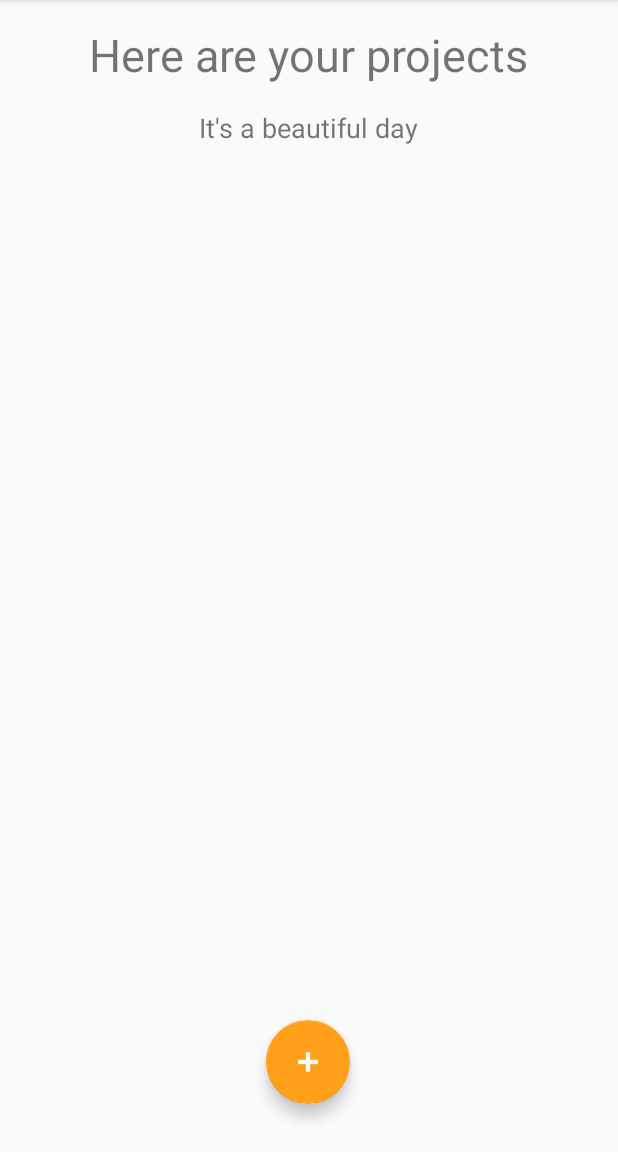
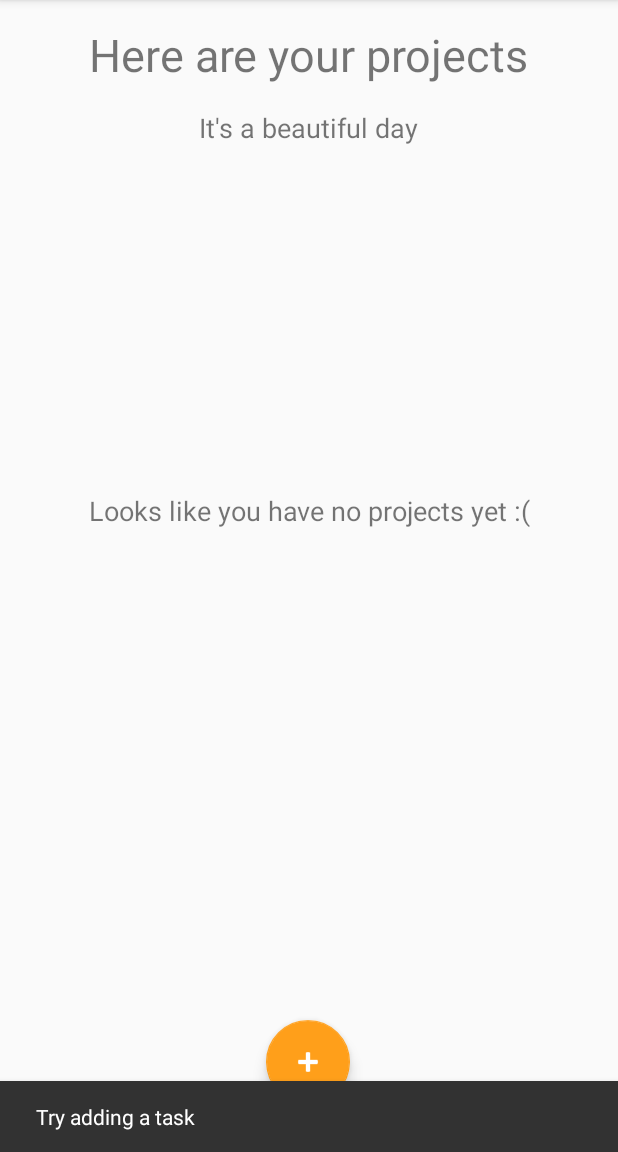
Before and after one commit to poirotTheCodeCat/programManagerA2, an Android app: the CreateProjectFragment screen opened through its navigation route, after a tap on "DONE", on a phone screen of 412 x 824 dp, the part 84-1236 px from its top. Run offline under Robolectric (Android 15) with nearby library versions, the phone set to English and light mode, and no system bars; 1 statement that could not run was skipped.

Commit message:
Updated Create Project Page

```diff
--- a/app/src/main/AndroidManifest.xml
+++ b/app/src/main/AndroidManifest.xml
@@ -13,7 +13,8 @@
             android:name=".MainActivity"
             android:label="@string/app_name"
             android:theme="@style/AppTheme.NoActionBar"
-            android:parentActivityName="com.example.programmanagera2.MainActivity">
+            android:parentActivityName="com.example.programmanagera2.MainActivity"
+            android:windowSoftInputMode="stateVisible|adjustPan">
             <intent-filter>
                 <action android:name="android.intent.action.MAIN" />
 
--- a/app/src/main/java/com/example/programmanagera2/CreateProjectFragment.java
+++ b/app/src/main/java/com/example/programmanagera2/CreateProjectFragment.java
@@ -41,8 +41,7 @@ public class CreateProjectFragment extends Fragment {
 
     public void onViewCreated(@NonNull View view, Bundle savedInstanceState) {
         super.onViewCreated(view, savedInstanceState);
-        //if variables are satisfied then show done button
-        //get date text boxes
+        //get access to widgets
         projectName = (EditText) view.findViewById(R.id.editText_Project_Name);
         dateStart = (EditText) view.findViewById(R.id.editText_Start_Date);
         dateEnd = (EditText) view.findViewById(R.id.editText_End_Date);
@@ -51,8 +50,12 @@ public class CreateProjectFragment extends Fragment {
         personSkillLevel=(SeekBar)view.findViewById(R.id.seekBar_skill_level);
         Button btnPerson = (Button) view.findViewById(R.id.button_add_person);
         personListview =view.findViewById(R.id.listView_people);
+
+        //initialize needed array and adapter for view list
         personList =new ArrayList<>();
         arrayAdapter =new ArrayAdapter<String>(view.getContext(),android.R.layout.simple_list_item_1, personList);
+
+        //get date text boxes
         Calendar calendar = Calendar.getInstance();
         int year = calendar.get(Calendar.YEAR);
         int month = calendar.get(Calendar.MONTH);
@@ -73,12 +76,26 @@ public class CreateProjectFragment extends Fragment {
         view.findViewById(R.id.button_done).setOnClickListener(new View.OnClickListener() {
             @Override
             public void onClick(View view) {
-                NavHostFragment.findNavController(CreateProjectFragment.this)
-                        .navigate(R.id.action_SecondFragment_to_FirstFragment);
+                ArrayList<Person> personArrayList = new ArrayList<Person>();
+                ArrayList<Task> taskArrayList = new ArrayList<Task>();
+
+                //convert
                 for (String s : personList) {
                     //split into [0] Skill, [1] First Name, [2] Last Name
                     String[] splitStr = s.split("\\s+");
+                    int skillLevel = Integer.parseInt(splitStr[0]);
+                    Person newPerson = new Person(0,splitStr[1], splitStr[2], skillLevel);
+                    personArrayList.add(newPerson);
                 }
+                //create new project
+                Project newProject = new Project(0, projectName.getText().toString(), personArrayList,
+                        taskArrayList, dateStart.getText().toString(), dateEnd.getText().toString());
+                //add new project to database
+                Project.insertProject(view.getContext(), newProject);
+
+                //go home
+                NavHostFragment.findNavController(CreateProjectFragment.this)
+                        .navigate(R.id.action_SecondFragment_to_FirstFragment);
             }
         });
     }
--- a/app/src/main/java/com/example/programmanagera2/HomeFragment.java
+++ b/app/src/main/java/com/example/programmanagera2/HomeFragment.java
@@ -13,8 +13,11 @@ import androidx.recyclerview.widget.LinearLayoutManager;
 import androidx.recyclerview.widget.RecyclerView;
 
 import com.google.android.material.floatingactionbutton.FloatingActionButton;
+import com.google.android.material.snackbar.Snackbar;
 
 import java.util.ArrayList;
+
+import static com.example.programmanagera2.Project.*;
 
 public class HomeFragment extends Fragment {
 
@@ -51,13 +54,24 @@ public class HomeFragment extends Fragment {
             public void onClick(View view) {
                 NavHostFragment.findNavController(HomeFragment.this)
                         .navigate(R.id.action_FirstFragment_to_SecondFragment);
-//                Snackbar.make(view, "Project added", Snackbar.LENGTH_LONG)
-//                        .setAction("Action", null).show();
             }
         });
         //see if DB has an projects
-
-        //if not then display empty list text notification
+        ArrayList<Project> projects = getAllProjects(view.getContext());
+        if (projects.isEmpty()){
+            view.findViewById(R.id.textView_no_projects).setVisibility(view.VISIBLE);
+            Snackbar.make(view, "Try adding a task", Snackbar.LENGTH_LONG)
+            .setAction("Action", null).show();
+        } else {
+            //clear list before adding to list
+            projectDataList.clear();
+            projectListAdapter.notifyDataSetChanged();
+            //if there are projects then display them in the list
+            for (Project p : projects) {
+                projectDataList.add(p);
+                projectListAdapter.notifyDataSetChanged();
+            }
+        }
 
         //tasks.getAllTasks(content, projectID)
     }
--- a/app/src/main/java/com/example/programmanagera2/Project.java
+++ b/app/src/main/java/com/example/programmanagera2/Project.java
@@ -18,8 +18,8 @@ public class Project {
     private String project_name;
     private ArrayList<Person> team;
     private ArrayList<Task> tasks;
-    private Date start_date;
-    private Date end_date;
+    private String start_date;
+    private String end_date;
 
     public Project(int id, String name, ArrayList<Person> projectTeam, ArrayList<Task> projectTasks,  String start, String end)   // constructor for the Project Class
     {
@@ -27,15 +27,8 @@ public class Project {
         project_name = name;
         team = projectTeam;
         tasks = projectTasks;
-        try{
-        start_date = new SimpleDateFormat("dd/MM/yyyy").parse(start);
-        end_date = new SimpleDateFormat("dd/MM/yyyy").parse(end);
-        }
-        catch (Exception e)     // if there is an error reading the date then set to current date
-        {
-            start_date = new Date();
-            end_date = new Date();
-        }
+        start_date = start;
+        end_date = end;
     }
 
     // mutators
@@ -51,11 +44,11 @@ public class Project {
         this.team = team;
     }
 
-    public void setStart_date(Date start_date) {
+    public void setStart_date(String start_date) {
         this.start_date = start_date;
     }
 
-    public void setEnd_date(Date end_date) {
+    public void setEnd_date(String end_date) {
         this.end_date = end_date;
     }
 
@@ -72,11 +65,11 @@ public class Project {
         return team;
     }
 
-    public Date getStart_date() {
+    public String getStart_date() {
         return start_date;
     }
 
-    public Date getEnd_date() {
+    public String getEnd_date() {
         return end_date;
     }
 
@@ -93,4 +86,11 @@ public class Project {
         ProjectDataAccess db = new ProjectDataAccess(context);
         db.insertProject(project);
     }
+
+    public static ArrayList<Project> getAllProjects(Context context)
+    {
+        ProjectDataAccess db = new ProjectDataAccess(context);
+        ArrayList<Project> projects = db.getProjects();
+        return projects;
+    }
 }
--- a/app/src/main/java/com/example/programmanagera2/ProjectDataAccess.java
+++ b/app/src/main/java/com/example/programmanagera2/ProjectDataAccess.java
@@ -87,7 +87,7 @@ public class ProjectDataAccess {
             ", " + END_DATE + "TEXT" +");";
 
     public static final String CREATE_TASK_TABLE = "CREATE TABLE " + TASK_TABLE + " (" +
-            TASK_ID + "INTEGER PRIMARY KEY AUTOINCREMENT" +
+            TASK_ID + " INTEGER PRIMARY KEY AUTOINCREMENT" +
             ", " + PROJECT_TASK_ID + " INTEGER NOT NULL" +
             ", " + TASK_DESCRIPTION + " TEXT" +
             ", " + COMPLETE + " INTEGER" +
@@ -351,10 +351,10 @@ public class ProjectDataAccess {
         // insert new project into projects table
         ContentValues cv = new ContentValues();     // create a contentValues object with project info
         cv.put(PROJECT_NAME, project.getProject_name());
-        cv.put(START_DATE, project.getStart_date().toString());
-        cv.put(END_DATE, project.getEnd_date().toString());
+        cv.put(START_DATE, project.getStart_date());
+        cv.put(END_DATE, project.getEnd_date());
 
-        openWriteOnlyDB();
+        this.openWriteOnlyDB();
 
         long row_id = db.insert(PROJECT_TABLE, null, cv);   // insert the project into database
 
@@ -366,7 +366,45 @@ public class ProjectDataAccess {
             insertPerson(project.getTeam().get(i));
         }
 
+        int new_project_id = getLastProjectID();    // get product_id of most recent insert
+
+        insertProjectTeam(project.getTeam(), new_project_id);   // insert team into databases
         // NOTE: TASKS ARE NOT CREATED WHEN A NEW PROJECT IS CREATED
+    }
+
+    /*
+    Function: insertProjectTeam()
+    Parameters:
+    Description:
+    Returns:
+     */
+    public void insertProjectTeam(ArrayList<Person> team, int person_id)
+    {
+        openWriteOnlyDB();
+        // add each member of the team into the database using a loop
+        for(int i = 0; i<team.size(); i++)
+        {
+            ContentValues cv = new ContentValues();
+            cv.put(PERSON_ID, team.get(i).getPerson_id());
+            cv.put(TEAM_PROJECT_ID, person_id);
+
+            db.insert(TEAM_TABLE, null, cv);
+        }
+        closeDB();
+    }
+
+    private int getLastProjectID()
+    {
+        openWriteOnlyDB();
+        Cursor cursor = db.query(PROJECT_TABLE, null, null, null, null, null, null);
+        cursor.moveToLast();        // move to last element
+
+        int id = cursor.getInt(PROJECT_ID_COL);         // get id from cursor
+
+        cursor.close();     // close stuff
+        db.close();
+
+        return id;
     }
 
     /*
--- a/app/src/main/java/com/example/programmanagera2/ProjectListAdapter.java
+++ b/app/src/main/java/com/example/programmanagera2/ProjectListAdapter.java
@@ -33,7 +33,6 @@ public class ProjectListAdapter extends RecyclerView.Adapter<ProjectListAdapter.
             super(view);
             project_name = view.findViewById(R.id.project_name);
             team = view.findViewById(R.id.project_num_of_members);
-            tasks = view.findViewById(R.id.project_num_of_tasks);
             end_date = view.findViewById(R.id.project_end_date);
         }
     }
@@ -62,8 +61,6 @@ public class ProjectListAdapter extends RecyclerView.Adapter<ProjectListAdapter.
                 ++taskCompleteCount;
             }
         }
-        //display completed tasks
-        holder.tasks.setText(taskCompleteCount+" of "+project.getTasks().size()+" tasks complete");
         holder.end_date.setText(project.getEnd_date().toString());
     }
 
--- a/app/src/main/res/layout/fragment_home.xml
+++ b/app/src/main/res/layout/fragment_home.xml
@@ -10,6 +10,7 @@
         android:id="@+id/fabAddProject"
         android:layout_width="wrap_content"
         android:layout_height="wrap_content"
+        android:layout_gravity="bottom|end"
         android:layout_marginBottom="32dp"
         android:tint="@color/colorWhite"
         app:layout_constraintBottom_toBottomOf="parent"
--- a/app/src/main/res/values/strings.xml
+++ b/app/src/main/res/values/strings.xml
@@ -22,7 +22,7 @@
     <string name="title_add_person">Add People</string>
     <string name="title_set_skill_level">Set Skill Level</string>
     <string name="confirm_person">Add</string>
-    <string name="no_projects">Looks like you have no projects yet, why not add one!</string>
+    <string name="no_projects">Looks like you have no projects yet :(</string>
     <string name="first_name">First Name</string>
     <string name="last_name">Last Name</string>
     <string name="skill_level">0</string>
```
Also changed, not shown: app/src/main/res/layout/recycler_view_project_list.xml (+1 -11 lines).
